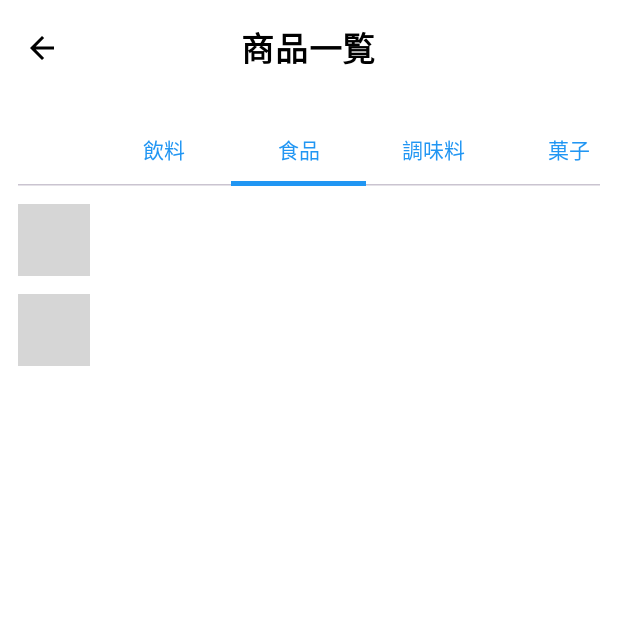
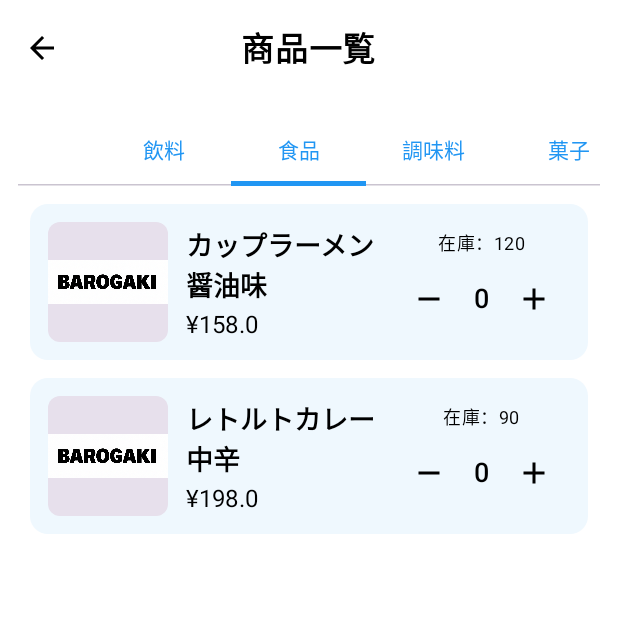
Before and after one commit to xg00410/supermarket, an Android app built with Jetpack Compose: the MenuScreen screen opened through its navigation route, tab 2 chosen, on a phone screen of 412 x 824 dp, the top half of it. Run offline under Robolectric (Android 15) with nearby library versions, the phone set to English and light mode, and no system bars; grey boxes are pictures that could not be loaded.

Commit message:
2025.11.18大更新前

```diff
--- /dev/null
+++ b/app/src/main/java/com/example/supermarket/ui/components/Productcard.kt
@@ -0,0 +1,118 @@
+package com.example.supermarket.ui.components
+
+import androidx.compose.foundation.Image
+import androidx.compose.foundation.background
+import androidx.compose.foundation.layout.*
+import androidx.compose.foundation.shape.RoundedCornerShape
+import androidx.compose.material.icons.Icons
+import androidx.compose.material.icons.filled.Add
+import androidx.compose.material.icons.filled.Remove
+import androidx.compose.material3.*
+import androidx.compose.runtime.*
+import androidx.compose.ui.Alignment
+import androidx.compose.ui.Modifier
+import androidx.compose.ui.res.painterResource
+import androidx.compose.ui.text.font.FontWeight
+import androidx.compose.ui.unit.dp
+import com.example.supermarket.models.Product
+import com.example.supermarket.viewmodel.CartViewModel
+import com.example.supermarket.R
+
+@Composable
+fun ProductCard(
+    product: Product,
+    cartViewModel: CartViewModel,
+    modifier: Modifier = Modifier
+) {
+    var quantity by remember { mutableStateOf(0) }
+
+    Surface(
+        modifier = modifier
+            .fillMaxWidth()
+            .padding(horizontal = 8.dp),
+        shape = RoundedCornerShape(12.dp),
+        tonalElevation = 2.dp
+    ) {
+        Row(
+            modifier = Modifier
+                .fillMaxWidth()
+                .padding(12.dp),
+            verticalAlignment = Alignment.CenterVertically
+        ) {
+
+            // --- 左: 商品图片 ---
+            Image(
+                painter = painterResource(
+                    id = product.imageRes ?: R.drawable.logo   // 全部图片不存在时用 logo
+                ),
+                contentDescription = product.name,
+                modifier = Modifier
+                    .size(80.dp)
+                    .background(MaterialTheme.colorScheme.surfaceVariant, RoundedCornerShape(8.dp))
+            )
+
+            Spacer(modifier = Modifier.width(12.dp))
+
+            // --- 中央文字信息 ---
+            Column(
+                modifier = Modifier.weight(1f),
+                verticalArrangement = Arrangement.spacedBy(4.dp)
+            ) {
+                Text(
+                    text = product.name,
+                    style = MaterialTheme.typography.titleMedium,
+                    fontWeight = FontWeight.Bold
+                )
+                Text(
+                    text = "¥${product.price}",
+                    style = MaterialTheme.typography.bodyMedium
+                )
+            }
+
+            // --- 右侧：库存 + 数量调整按钮 ---
+            Column(
+                horizontalAlignment = Alignment.CenterHorizontally,
+                verticalArrangement = Arrangement.spacedBy(4.dp)
+            ) {
+
+                Text(
+                    text = "在庫：${product.stock}",
+                    style = MaterialTheme.typography.bodySmall
+                )
+
+                Row(
+                    verticalAlignment = Alignment.CenterVertically,
+                    horizontalArrangement = Arrangement.spacedBy(6.dp)
+                ) {
+
+                    // 减
+                    IconButton(
+                        onClick = {
+                            if (quantity > 0) {
+                                quantity--
+                                cartViewModel.removeFromCart(product)
+                            }
+                        }
+                    ) {
+                        Icon(Icons.Default.Remove, contentDescription = "减少")
+                    }
+
+                    Text(
+                        text = quantity.toString(),
+                        style = MaterialTheme.typography.titleMedium
+                    )
+
+                    // 加
+                    IconButton(
+                        onClick = {
+                            quantity++
+                            cartViewModel.addToCart(product)
+                        }
+                    ) {
+                        Icon(Icons.Default.Add, contentDescription = "增加")
+                    }
+                }
+            }
+        }
+    }
+}
--- a/app/src/main/java/com/example/supermarket/ui/screens/MenuScreen.kt
+++ b/app/src/main/java/com/example/supermarket/ui/screens/MenuScreen.kt
@@ -29,6 +29,8 @@ import androidx.compose.foundation.lazy.LazyColumn
 import androidx.compose.foundation.lazy.items
 import androidx.compose.material.icons.Icons
 import androidx.compose.material.icons.filled.ArrowBack
+import com.example.supermarket.ui.components.ProductCard
+
 
 @OptIn(ExperimentalMaterial3Api::class)
 @Composable
--- a/app/src/main/java/com/example/supermarket/viewmodel/CartViewModel.kt
+++ b/app/src/main/java/com/example/supermarket/viewmodel/CartViewModel.kt
@@ -61,6 +61,25 @@ class CartViewModel : ViewModel() {
         }
 
         updateSelectionState()
+    }
+
+    fun removeFromCart(product: Product) {
+        val existingItem = _cartItems.value.find { it.product.productId == product.productId }
+
+        if (existingItem != null) {
+            if (existingItem.quantity > 1) {
+                // 数量减 1
+                val updatedList = _cartItems.value.toMutableList()
+                val index = updatedList.indexOf(existingItem)
+                updatedList[index] = existingItem.copy(quantity = existingItem.quantity - 1)
+                _cartItems.value = updatedList
+            } else {
+                // 数量减到 0 → 从购物车移除
+                _cartItems.value = _cartItems.value.filterNot {
+                    it.product.productId == product.productId
+                }
+            }
+        }
     }
 
     // ======================================================
```
